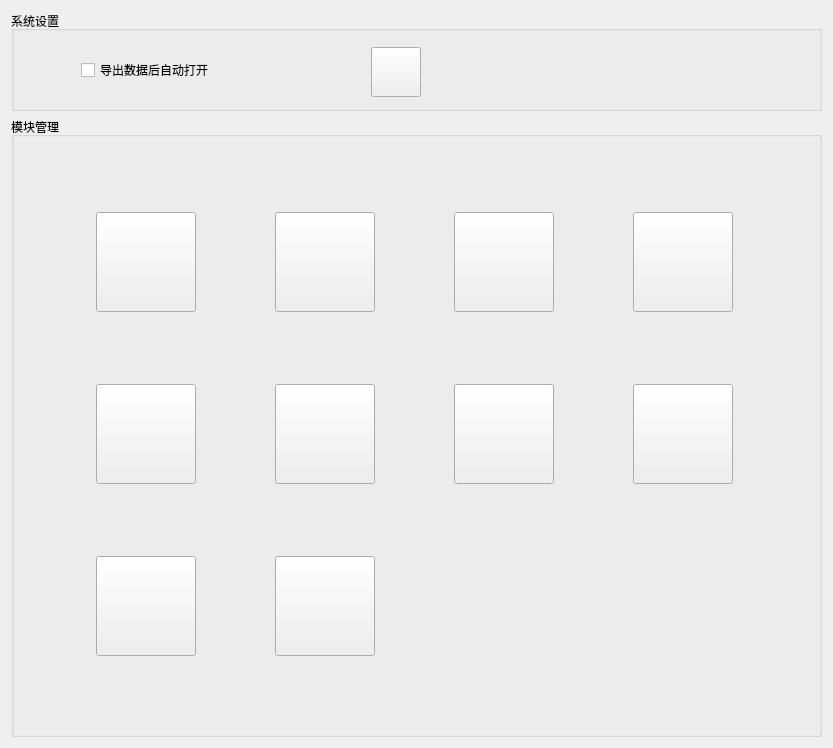
Old version of the form Qt/ERP/systemmanager.ui in the repository superp2017/NTERP.
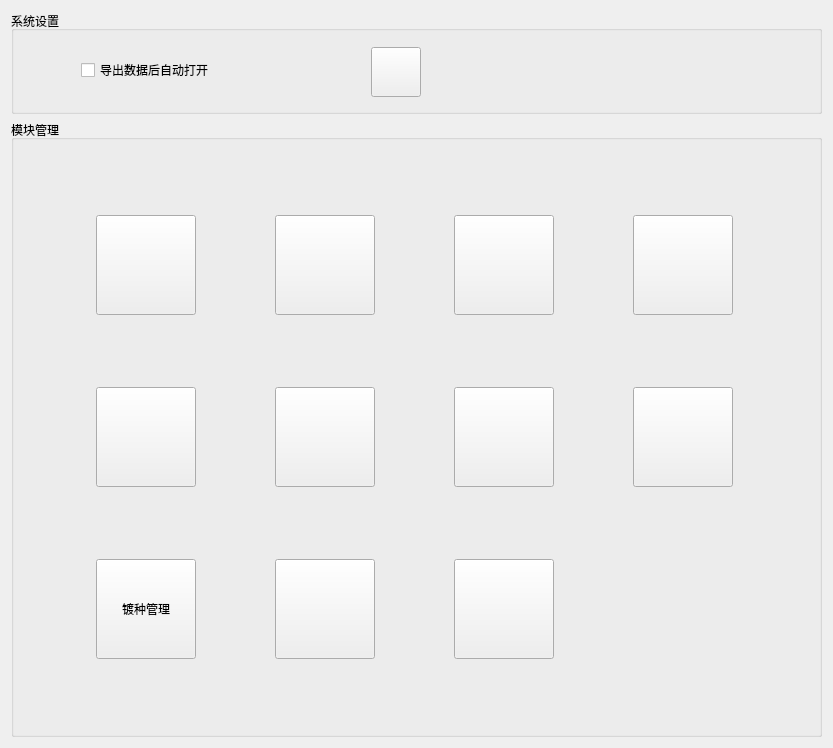
New version of the form.

The edit to the form file:
```diff
--- a/Qt/ERP/systemmanager.ui
+++ b/Qt/ERP/systemmanager.ui
@@ -13,7 +13,7 @@
   <property name="windowTitle">
    <string>Form</string>
   </property>
-  <layout class="QVBoxLayout" name="verticalLayout" stretch="1,7">
+  <layout class="QVBoxLayout" name="verticalLayout" stretch="1,6">
    <item>
     <widget class="QGroupBox" name="groupBox">
      <property name="minimumSize">
@@ -148,44 +148,6 @@
         </property>
        </widget>
       </item>
-      <item row="2" column="0">
-       <widget class="QPushButton" name="pushButton_about_commpany">
-        <property name="minimumSize">
-         <size>
-          <width>100</width>
-          <height>100</height>
-         </size>
-        </property>
-        <property name="maximumSize">
-         <size>
-          <width>100</width>
-          <height>100</height>
-         </size>
-        </property>
-        <property name="text">
-         <string/>
-        </property>
-       </widget>
-      </item>
-      <item row="2" column="1">
-       <widget class="QPushButton" name="pushButton__about_system">
-        <property name="minimumSize">
-         <size>
-          <width>100</width>
-          <height>100</height>
-         </size>
-        </property>
-        <property name="maximumSize">
-         <size>
-          <width>100</width>
-          <height>100</height>
-         </size>
-        </property>
-        <property name="text">
-         <string/>
-        </property>
-       </widget>
-      </item>
       <item row="1" column="5">
        <widget class="QPushButton" name="pushButton_unit_manage">
         <property name="minimumSize">
@@ -243,6 +205,63 @@
         </property>
        </widget>
       </item>
+      <item row="2" column="2">
+       <widget class="QPushButton" name="pushButton__about_system">
+        <property name="minimumSize">
+         <size>
+          <width>100</width>
+          <height>100</height>
+         </size>
+        </property>
+        <property name="maximumSize">
+         <size>
+          <width>100</width>
+          <height>100</height>
+         </size>
+        </property>
+        <property name="text">
+         <string/>
+        </property>
+       </widget>
+      </item>
+      <item row="2" column="1">
+       <widget class="QPushButton" name="pushButton_about_commpany">
+        <property name="minimumSize">
+         <size>
+          <width>100</width>
+          <height>100</height>
+         </size>
+        </property>
+        <property name="maximumSize">
+         <size>
+          <width>100</width>
+          <height>100</height>
+         </size>
+        </property>
+        <property name="text">
+         <string/>
+        </property>
+       </widget>
+      </item>
+      <item row="2" column="0">
+       <widget class="QPushButton" name="pushButton_plating">
+        <property name="minimumSize">
+         <size>
+          <width>100</width>
+          <height>100</height>
+         </size>
+        </property>
+        <property name="maximumSize">
+         <size>
+          <width>100</width>
+          <height>100</height>
+         </size>
+        </property>
+        <property name="text">
+         <string>镀种管理</string>
+        </property>
+       </widget>
+      </item>
      </layout>
     </widget>
    </item>
```
